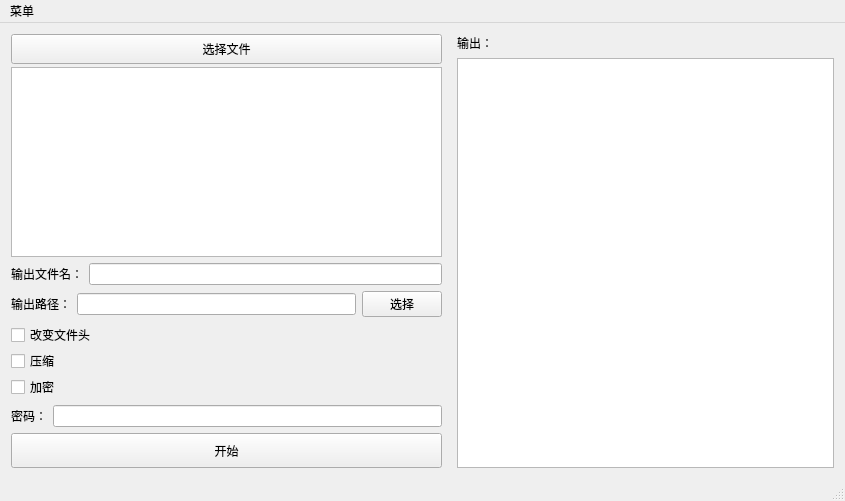
Before: the Qt Designer form MKCompress.ui in Diam2023/MKCompress, drawn with Qt 5.
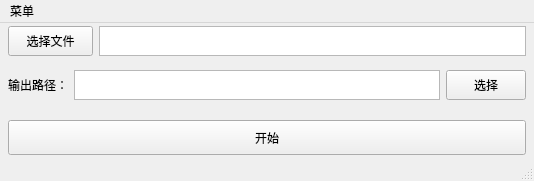
After: the same form once the commit is applied.

Patch:
```diff
--- a/MKCompress.ui
+++ b/MKCompress.ui
@@ -6,30 +6,37 @@
    <rect>
     <x>0</x>
     <y>0</y>
-    <width>845</width>
-    <height>501</height>
+    <width>534</width>
+    <height>181</height>
    </rect>
   </property>
   <property name="windowTitle">
    <string>MKCompress</string>
   </property>
   <widget class="QWidget" name="centralWidget">
-   <layout class="QVBoxLayout" name="verticalLayout_2">
-    <item>
-     <layout class="QHBoxLayout" name="mainLayout" stretch="8,7">
+   <layout class="QVBoxLayout" name="verticalLayout_2" stretch="6,6">
       <property name="spacing">
-       <number>15</number>
-      </property>
-      <item>
-       <layout class="QVBoxLayout" name="leftPartLayout">
-        <item>
-         <layout class="QVBoxLayout" name="fileInput">
-          <property name="spacing">
+     <number>18</number>
+    </property>
+    <property name="leftMargin">
+     <number>8</number>
+    </property>
+    <property name="topMargin">
            <number>3</number>
           </property>
-          <property name="sizeConstraint">
-           <enum>QLayout::SetDefaultConstraint</enum>
-          </property>
+    <property name="rightMargin">
+     <number>8</number>
+    </property>
+    <property name="bottomMargin">
+     <number>3</number>
+    </property>
+    <item>
+     <layout class="QVBoxLayout" name="mainLayout" stretch="6,6">
+      <property name="spacing">
+       <number>12</number>
+      </property>
+      <item>
+       <layout class="QHBoxLayout" name="choosseFileLayout" stretch="1,5">
           <item>
            <widget class="QPushButton" name="fileChoose">
             <property name="minimumSize">
@@ -38,30 +45,33 @@
               <height>30</height>
              </size>
             </property>
+          <property name="maximumSize">
+           <size>
+            <width>16777215</width>
+            <height>30</height>
+           </size>
+          </property>
             <property name="text">
              <string>选择文件</string>
             </property>
            </widget>
           </item>
           <item>
-           <widget class="QListWidget" name="fileListView"/>
-          </item>
-         </layout>
-        </item>
-        <item>
-         <layout class="QVBoxLayout" name="outputLayout" stretch="1,1,4">
-          <item>
-           <layout class="QHBoxLayout" name="outputFileNameLayout">
-            <item>
-             <widget class="QLabel" name="outputFileNameLabel">
-              <property name="text">
-               <string>输出文件名：</string>
+         <widget class="QTextEdit" name="inputFilePathContent">
+          <property name="minimumSize">
+           <size>
+            <width>0</width>
+            <height>30</height>
+           </size>
+          </property>
+          <property name="maximumSize">
+           <size>
+            <width>16777215</width>
+            <height>30</height>
+           </size>
               </property>
              </widget>
             </item>
-            <item>
-             <widget class="QLineEdit" name="outPutFileNameContent"/>
-            </item>
            </layout>
           </item>
           <item>
@@ -69,18 +79,61 @@
             <property name="spacing">
              <number>6</number>
             </property>
+        <property name="topMargin">
+         <number>2</number>
+        </property>
+        <property name="bottomMargin">
+         <number>2</number>
+        </property>
             <item>
              <widget class="QLabel" name="outputPathLabel">
+          <property name="minimumSize">
+           <size>
+            <width>0</width>
+            <height>30</height>
+           </size>
+          </property>
+          <property name="maximumSize">
+           <size>
+            <width>16777215</width>
+            <height>30</height>
+           </size>
+          </property>
               <property name="text">
                <string>输出路径：</string>
               </property>
              </widget>
             </item>
             <item>
-             <widget class="QLineEdit" name="outputPathContent"/>
+         <widget class="QTextEdit" name="outputPathContent">
+          <property name="minimumSize">
+           <size>
+            <width>0</width>
+            <height>30</height>
+           </size>
+          </property>
+          <property name="maximumSize">
+           <size>
+            <width>16777215</width>
+            <height>30</height>
+           </size>
+          </property>
+         </widget>
             </item>
             <item>
              <widget class="QPushButton" name="outputPathChoose">
+          <property name="minimumSize">
+           <size>
+            <width>0</width>
+            <height>30</height>
+           </size>
+          </property>
+          <property name="maximumSize">
+           <size>
+            <width>16777215</width>
+            <height>30</height>
+           </size>
+          </property>
               <property name="text">
                <string>选择</string>
               </property>
@@ -88,64 +141,6 @@
             </item>
            </layout>
           </item>
-          <item>
-           <layout class="QVBoxLayout" name="compressOptionLayout">
-            <item>
-             <layout class="QVBoxLayout" name="optionListLayout">
-              <property name="spacing">
-               <number>2</number>
-              </property>
-              <property name="sizeConstraint">
-               <enum>QLayout::SetDefaultConstraint</enum>
-              </property>
-              <property name="topMargin">
-               <number>0</number>
-              </property>
-              <property name="bottomMargin">
-               <number>0</number>
-              </property>
-              <item>
-               <widget class="QCheckBox" name="isChangeHead">
-                <property name="enabled">
-                 <bool>true</bool>
-                </property>
-                <property name="text">
-                 <string>改变文件头</string>
-                </property>
-               </widget>
-              </item>
-              <item>
-               <widget class="QCheckBox" name="isCompress">
-                <property name="text">
-                 <string>压缩</string>
-                </property>
-               </widget>
-              </item>
-              <item>
-               <widget class="QCheckBox" name="isEncryption">
-                <property name="text">
-                 <string>加密</string>
-                </property>
-               </widget>
-              </item>
-             </layout>
-            </item>
-            <item>
-             <layout class="QHBoxLayout" name="pwdOptionListLayout">
-              <item>
-               <widget class="QLabel" name="passwordLabel">
-                <property name="text">
-                 <string>密码：</string>
-                </property>
-               </widget>
-              </item>
-              <item>
-               <widget class="QLineEdit" name="passwordContent"/>
-              </item>
-             </layout>
-            </item>
-           </layout>
-          </item>
          </layout>
         </item>
         <item>
@@ -156,37 +151,25 @@
             <height>35</height>
            </size>
           </property>
+      <property name="maximumSize">
+       <size>
+        <width>16777215</width>
+        <height>35</height>
+       </size>
+      </property>
           <property name="text">
            <string>开始</string>
           </property>
          </widget>
         </item>
        </layout>
-      </item>
-      <item>
-       <layout class="QVBoxLayout" name="rightPartLayout">
-        <item>
-         <widget class="QLabel" name="outputLabel">
-          <property name="text">
-           <string>输出：</string>
-          </property>
-         </widget>
-        </item>
-        <item>
-         <widget class="QTextEdit" name="outputContent"/>
-        </item>
-       </layout>
-      </item>
-     </layout>
-    </item>
-   </layout>
   </widget>
   <widget class="QMenuBar" name="mainMenu">
    <property name="geometry">
     <rect>
      <x>0</x>
      <y>0</y>
-     <width>845</width>
+     <width>534</width>
      <height>22</height>
     </rect>
    </property>
```
Lines whose indentation alone changed are shown as unchanged.
